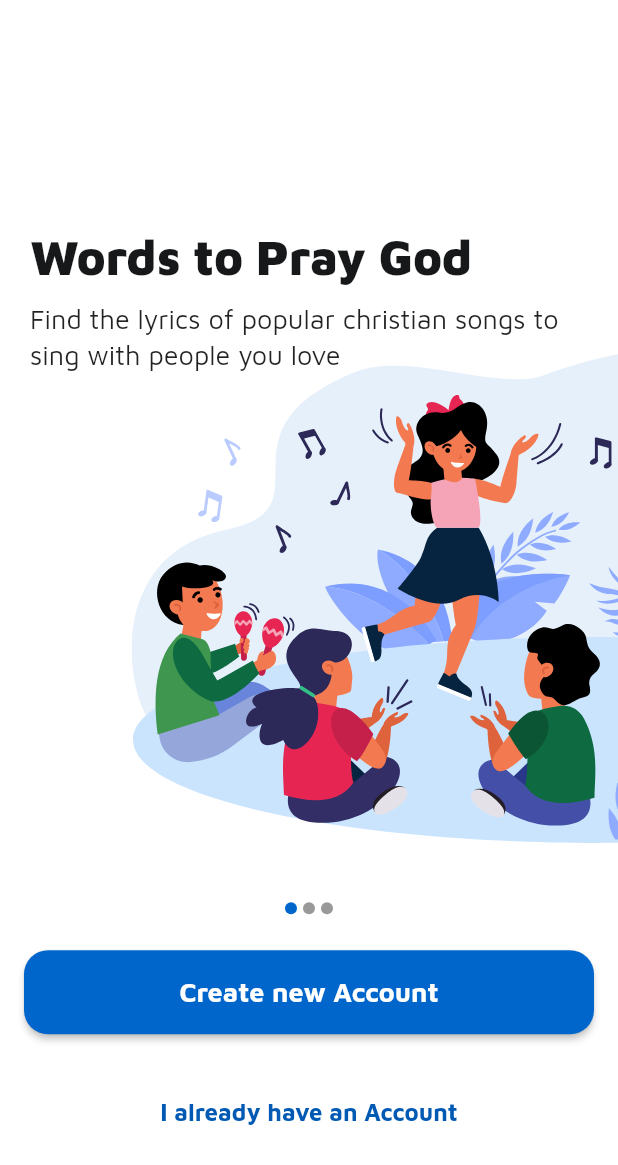
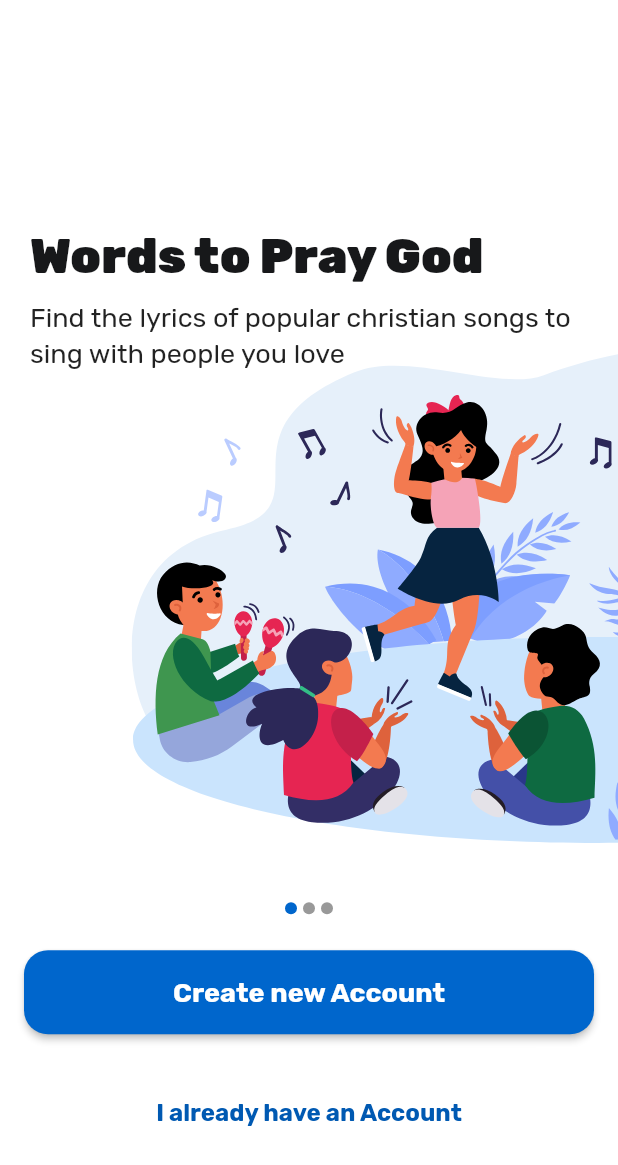
Before and after one commit to lapin7771n/worship-songs, a Flutter app: the screen it shows after launch, on a phone screen of 412 x 824 dp. Shown: the top 1165 px of the screen. Run offline on Flutter 3.47's test engine with Material 2 defaults, Android fonts, the phone set to English and light mode, and no system bars; drawn by our look-alikes of carousel_slider; our stand-ins replace firebase_crashlytics, flutter_svg, shared_preferences, styled_text; accounts and stored records are empty.

Commit message:
Font changed

```diff
--- a/lib/main.dart
+++ b/lib/main.dart
@@ -105,7 +105,7 @@ class MyApp extends StatelessWidget {
       ),
       errorColor: AppColors.red,
       scaffoldBackgroundColor: AppColors.white,
-      fontFamily: "MavenPro",
+      fontFamily: "Rubik",
       primaryColor: AppColors.blue,
       primaryColorDark: AppColors.darkBlue,
       accentColor: AppColors.blue,
```
Also changed, not shown: pubspec.yaml (+5 -5 lines), assets/font/MavenPro-Black.ttf (deleted), assets/font/MavenPro-Bold.ttf (deleted), assets/font/MavenPro-Medium.ttf (deleted), assets/font/MavenPro-Regular.ttf (deleted), assets/font/Rubik-Black.ttf (added), assets/font/Rubik-Bold.ttf (added), assets/font/Rubik-Medium.ttf (added), assets/font/Rubik-Regular.ttf (added).
